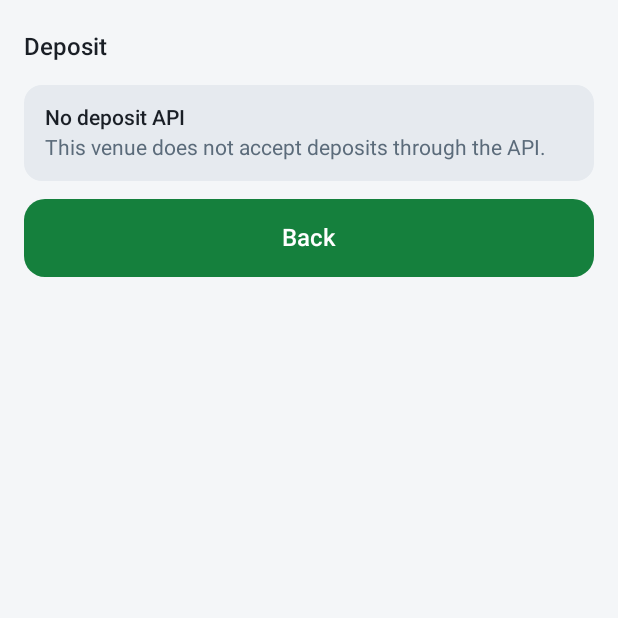
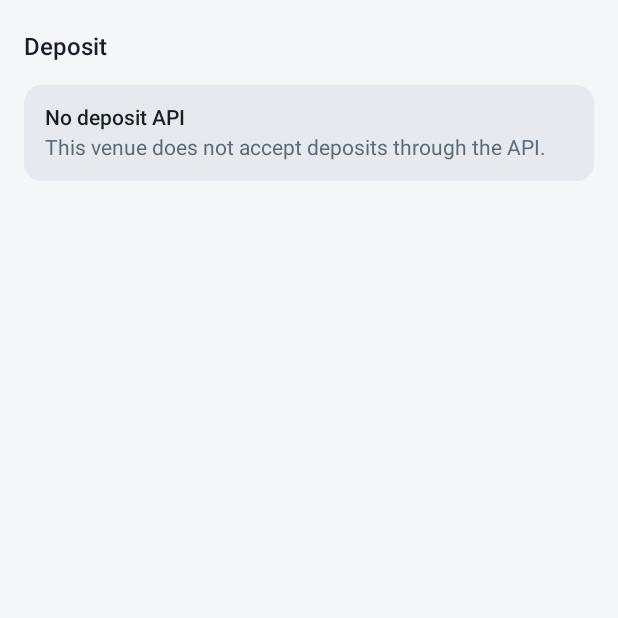
Before and after one commit to mainnetwallet/multi-market-agent, an Android app built with Jetpack Compose: the composable DepositScreen called with empty values, on a phone screen of 412 x 824 dp, the top half of it. Run offline under Robolectric (Android 15) with nearby library versions, the phone set to English and light mode, and no system bars.

Commit message:
Deposit screen: remove the Back button

```diff
--- a/android/app/src/main/java/com/mainnetwallet/mmagent/ui/WalletScreens.kt
+++ b/android/app/src/main/java/com/mainnetwallet/mmagent/ui/WalletScreens.kt
@@ -294,8 +294,6 @@ fun DepositScreen(
             }
             else -> DepositDetails(info, onCopy)
         }
-        Spacer(Modifier.height(12.dp))
-        ConfirmButton("Back", enabled = true, onClick = onBack)
     }
 }
 
```
